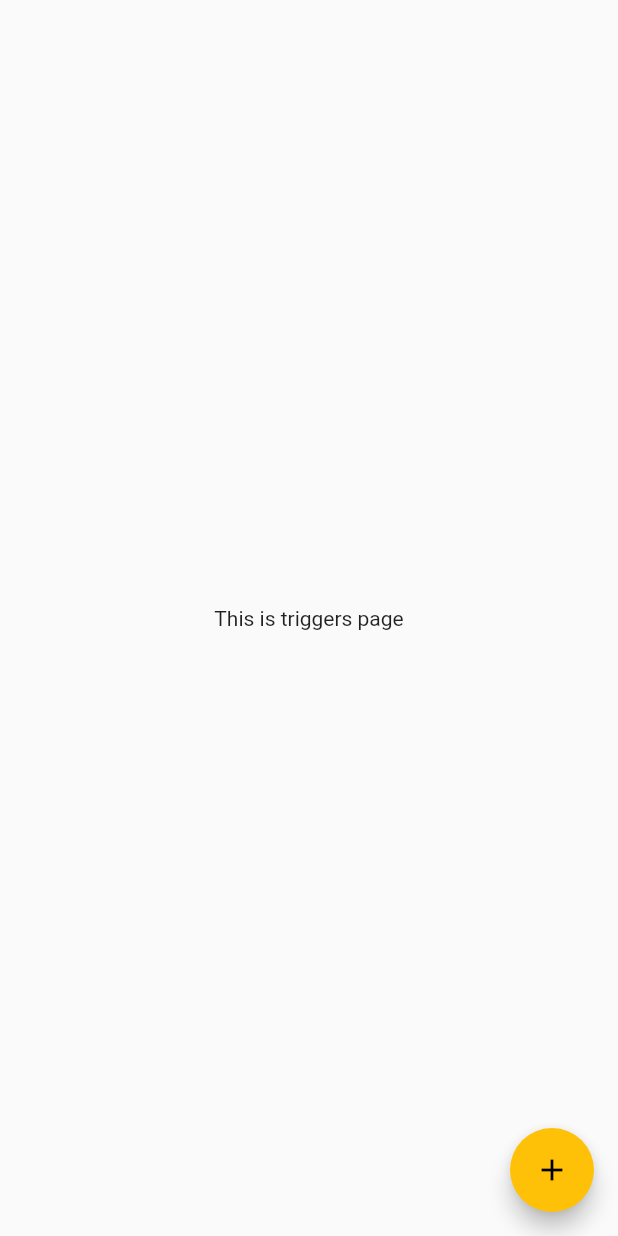
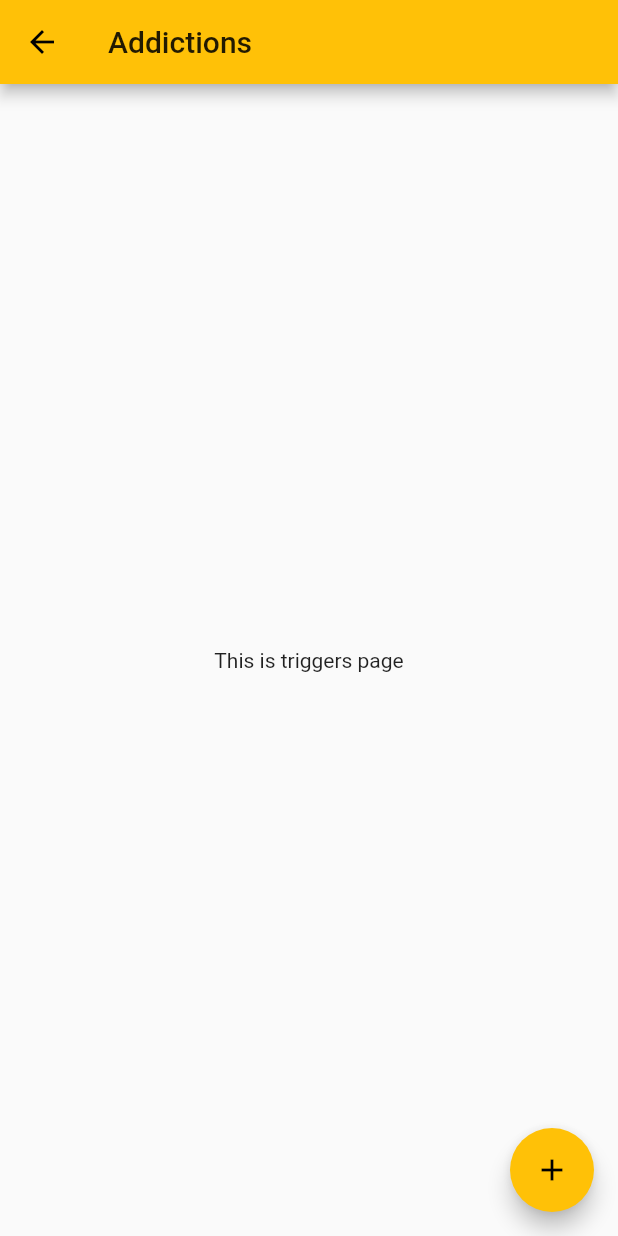
Before and after one commit to Undeadlol1/addictions_flutter, a Flutter app: the TriggesListScreen screen opened by its route, on a phone screen of 412 x 824 dp. Run offline on Flutter 3.47's test engine with Material 2 defaults, Android fonts, the phone set to English and light mode, and no system bars.

Commit message:
(triggers_list) add appBar

```diff
--- a/lib/screens/triggers_list_screen.dart
+++ b/lib/screens/triggers_list_screen.dart
@@ -1,11 +1,15 @@
+import 'package:addictions_flutter/widgets/drawer.dart';
 import 'package:flutter/material.dart';
 
 class TriggesListScreen extends StatelessWidget {
+  static const routeName = '/create-addiction';
+
   const TriggesListScreen({Key key}) : super(key: key);
 
   @override
   Widget build(BuildContext context) {
     return Scaffold(
+      appBar: AppBar(title: Text('Addictions')),
       body: Center(
         child: Text('This is triggers page'),
       ),
```
